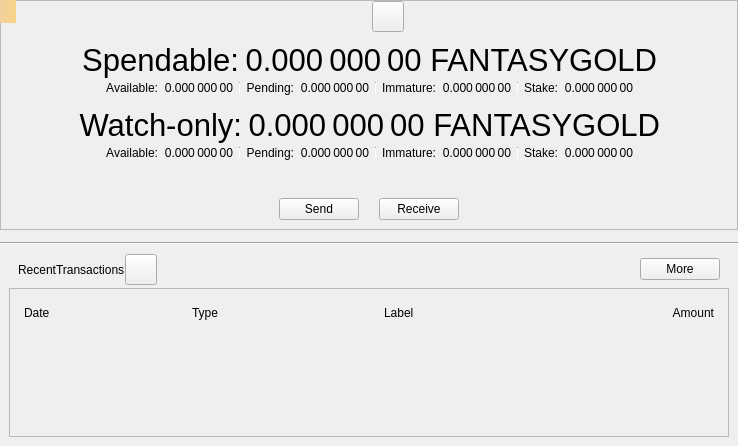
Before: the Qt Designer form src/qt/forms/overviewpage.ui in FantasyGold/FantasyGold-Core, drawn with Qt 5.
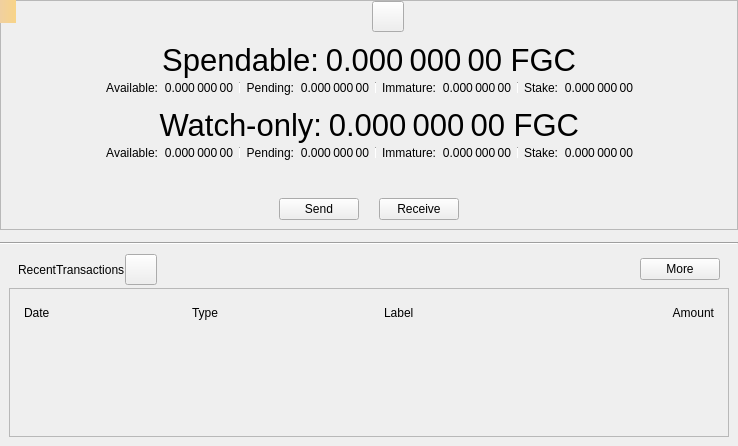
After: the same form once the commit is applied. Icons and pictures are not drawn. Custom widgets are drawn as their Qt base class.

What changed in the file:
```diff
--- a/src/qt/forms/overviewpage.ui
+++ b/src/qt/forms/overviewpage.ui
@@ -203,7 +203,7 @@
                <string>Your current total balance</string>
               </property>
               <property name="text">
-               <string notr="true">0.000 000 00 FANTASYGOLD</string>
+               <string notr="true">0.000 000 00 FGC</string>
               </property>
               <property name="alignment">
                <set>Qt::AlignRight|Qt::AlignTrailing|Qt::AlignVCenter</set>
@@ -564,7 +564,7 @@
                <string>Current total balance in watch-only addresses</string>
             </property>
             <property name="text">
-               <string notr="true">0.000 000 00 FANTASYGOLD</string>
+               <string notr="true">0.000 000 00 FGC</string>
             </property>
             <property name="alignment">
              <set>Qt::AlignRight|Qt::AlignTrailing|Qt::AlignVCenter</set>
```
